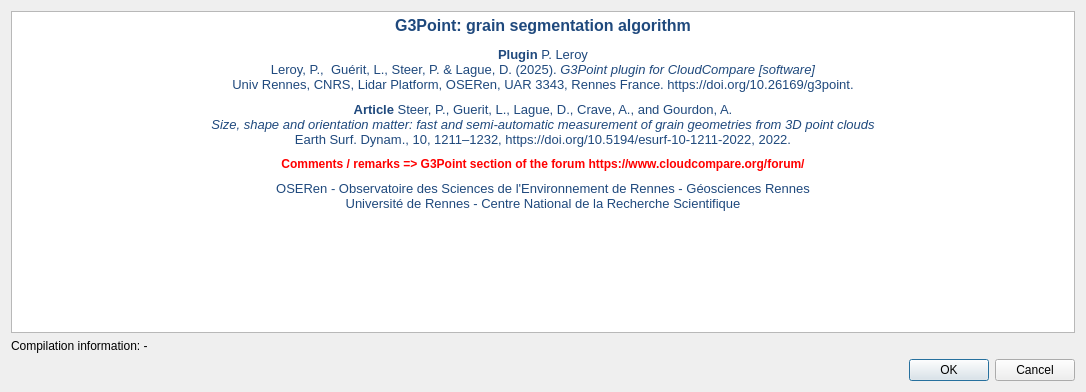
Above: ui/G3PointDisclaimer.ui from p-leroy/qG3Point before the change. Below: the same form after it.
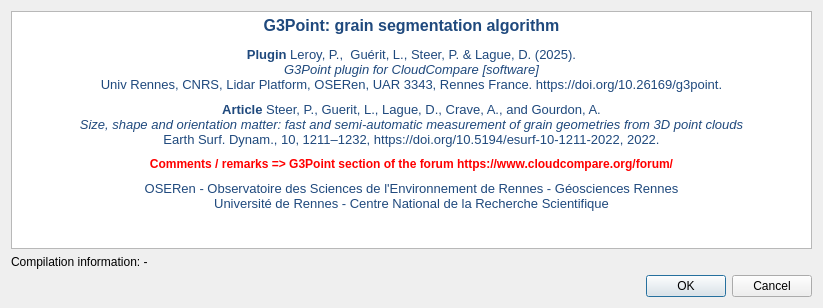
That is the form after the change.

Commit message:
duplicates shall be removed before segmentation + 1 bug
keep only one g3point_summits cloud
better handling of stacks checking
correction: very strange hardcoded value 10 instead of nlabels

What changed in the file:
```diff
--- a/ui/G3PointDisclaimer.ui
+++ b/ui/G3PointDisclaimer.ui
@@ -6,8 +6,8 @@
    <rect>
     <x>0</x>
     <y>0</y>
-    <width>1086</width>
-    <height>392</height>
+    <width>823</width>
+    <height>308</height>
    </rect>
   </property>
   <property name="windowTitle">
@@ -31,8 +31,8 @@
 li.checked::marker { content: &quot;\2612&quot;; }
 &lt;/style&gt;&lt;/head&gt;&lt;body style=&quot; font-family:'Segoe UI'; font-size:9pt; font-weight:400; font-style:normal;&quot;&gt;
 &lt;p align=&quot;center&quot; style=&quot; margin-top:12px; margin-bottom:12px; margin-left:0px; margin-right:0px; -qt-block-indent:0; text-indent:0px;&quot;&gt;&lt;span style=&quot; font-family:'Calibri,sans-serif'; font-size:12pt; font-weight:700; color:#1f497d;&quot;&gt;G3Point: grain segmentation algorithm&lt;/span&gt;&lt;/p&gt;
-&lt;p align=&quot;center&quot; style=&quot; margin-top:0px; margin-bottom:0px; margin-left:0px; margin-right:0px; -qt-block-indent:0; text-indent:0px; background-color:#ffffff;&quot;&gt;&lt;span style=&quot; font-family:'Slack-Lato','appleLogo','sans-serif'; font-size:10pt; font-weight:700; color:#1f497d;&quot;&gt;Plugin&lt;/span&gt;&lt;span style=&quot; font-family:'Slack-Lato','appleLogo','sans-serif'; font-size:10pt; font-weight:600; color:#1f497d;&quot;&gt; &lt;/span&gt;&lt;span style=&quot; font-family:'Slack-Lato','appleLogo','sans-serif'; font-size:10pt; color:#1f497d;&quot;&gt;P. Leroy&lt;/span&gt;&lt;/p&gt;
-&lt;p align=&quot;center&quot; style=&quot; margin-top:0px; margin-bottom:0px; margin-left:0px; margin-right:0px; -qt-block-indent:0; text-indent:0px; background-color:#ffffff;&quot;&gt;&lt;span style=&quot; font-family:'Slack-Lato','appleLogo','sans-serif'; font-size:10pt; color:#1f497d;&quot;&gt;Leroy, P.,  Guérit, L., Steer, P. &amp;amp; Lague, D. (2025). &lt;/span&gt;&lt;span style=&quot; font-family:'Slack-Lato','appleLogo','sans-serif'; font-size:10pt; font-style:italic; color:#1f497d;&quot;&gt;G3Point plugin for CloudCompare [software]&lt;/span&gt;&lt;/p&gt;
+&lt;p align=&quot;center&quot; style=&quot; margin-top:0px; margin-bottom:0px; margin-left:0px; margin-right:0px; -qt-block-indent:0; text-indent:0px; background-color:#ffffff;&quot;&gt;&lt;span style=&quot; font-family:'Slack-Lato','appleLogo','sans-serif'; font-size:10pt; font-weight:700; color:#1f497d;&quot;&gt;Plugin&lt;/span&gt;&lt;span style=&quot; font-family:'Slack-Lato','appleLogo','sans-serif'; font-size:10pt; font-weight:600; color:#1f497d;&quot;&gt; &lt;/span&gt;&lt;span style=&quot; font-family:'Slack-Lato','appleLogo','sans-serif'; font-size:10pt; color:#1f497d;&quot;&gt;Leroy, P.,  Guérit, L., Steer, P. &amp;amp; Lague, D. (2025).&lt;/span&gt;&lt;/p&gt;
+&lt;p align=&quot;center&quot; style=&quot; margin-top:0px; margin-bottom:0px; margin-left:0px; margin-right:0px; -qt-block-indent:0; text-indent:0px; background-color:#ffffff;&quot;&gt;&lt;span style=&quot; font-family:'Slack-Lato','appleLogo','sans-serif'; font-size:10pt; font-style:italic; color:#1f497d;&quot;&gt;G3Point plugin for CloudCompare [software]&lt;/span&gt;&lt;/p&gt;
 &lt;p align=&quot;center&quot; style=&quot; margin-top:0px; margin-bottom:0px; margin-left:0px; margin-right:0px; -qt-block-indent:0; text-indent:0px; background-color:#ffffff;&quot;&gt;&lt;span style=&quot; font-family:'Slack-Lato','appleLogo','sans-serif'; font-size:10pt; color:#1f497d;&quot;&gt;Univ Rennes, CNRS, Lidar Platform, OSERen, UAR 3343, Rennes France. https://doi.org/10.26169/g3point.&lt;/span&gt;&lt;/p&gt;
 &lt;p align=&quot;center&quot; style=&quot; margin-top:0px; margin-bottom:0px; margin-left:0px; margin-right:0px; -qt-block-indent:0; text-indent:0px; background-color:#ffffff;&quot;&gt;&lt;span style=&quot; font-family:'Slack-Lato','appleLogo','sans-serif'; font-size:6pt; color:#1f497d; background-color:#ffffff;&quot;&gt; &lt;/span&gt;&lt;/p&gt;
 &lt;p align=&quot;center&quot; style=&quot; margin-top:0px; margin-bottom:0px; margin-left:0px; margin-right:0px; -qt-block-indent:0; text-indent:0px; background-color:#ffffff;&quot;&gt;&lt;span style=&quot; font-family:'Slack-Lato','appleLogo','sans-serif'; font-size:10pt; font-weight:700; color:#1f497d; background-color:#ffffff;&quot;&gt;Article&lt;/span&gt;&lt;span style=&quot; font-family:'Slack-Lato','appleLogo','sans-serif'; font-size:10pt; color:#1f497d; background-color:#ffffff;&quot;&gt; Steer, P., Guerit, L., Lague, D., Crave, A., and Gourdon, A.&lt;/span&gt;&lt;/p&gt;
```
The commit also changes 2 other files.
